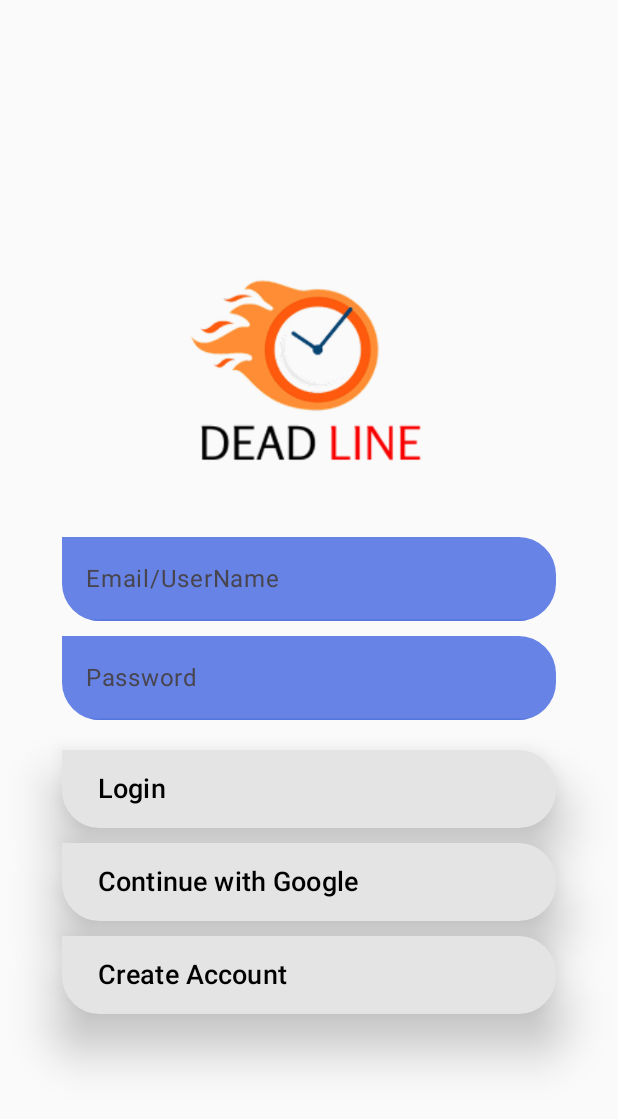
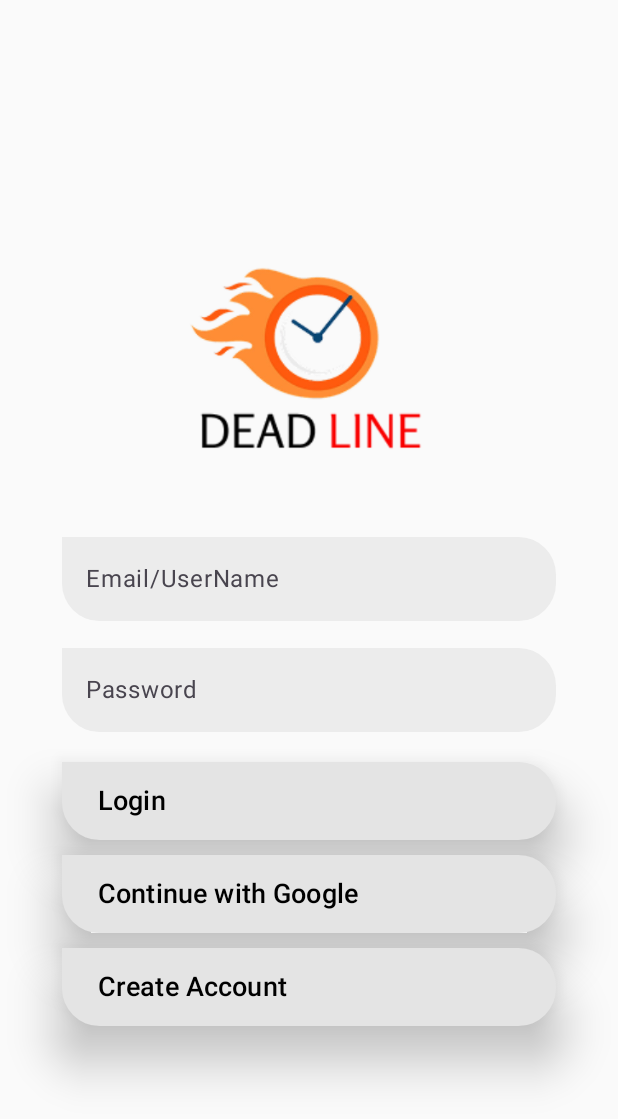
Before and after one commit to shanemalka9/Deadlines, an Android app built with Jetpack Compose: the screen it shows after launch (MainActivity), on a phone screen of 412 x 824 dp. Shown: the top 1119 px of the screen. Run offline under Robolectric (Android 15) with nearby library versions, the phone set to English and light mode, and no system bars.

Commit message:
update: improved the input area

```diff
--- a/app/src/main/java/lk/ms/deadlines/ui/login/LoginScreen.kt
+++ b/app/src/main/java/lk/ms/deadlines/ui/login/LoginScreen.kt
@@ -15,6 +15,7 @@ import androidx.compose.material3.Button
 import androidx.compose.material3.ButtonDefaults
 import androidx.compose.material3.ExperimentalMaterial3Api
 import androidx.compose.material3.LocalTextStyle
+import androidx.compose.material3.OutlinedTextField
 import androidx.compose.material3.Text
 import androidx.compose.material3.TextField
 import androidx.compose.material3.TextFieldDefaults
@@ -110,7 +111,7 @@ fun TextBox(
         modifier = Modifier.fillMaxWidth(),
         contentAlignment = Alignment.Center
     ) {
-        TextField(
+        OutlinedTextField(
             value = value,
             onValueChange = onTextChange,
             label = { Text(text) },
@@ -122,22 +123,23 @@ fun TextBox(
                 bottomEnd = 25.dp,
                 bottomStart = 25.dp
             ),
-            colors = TextFieldDefaults.colors(
-                focusedIndicatorColor = Color(0xFF6A8AEF),
-                unfocusedIndicatorColor = Color(0xFF5577DD),
-                focusedContainerColor = Color(0xFF778AEE),
-                unfocusedContainerColor = Color(0xFF6683E5),
-                focusedTextColor = Color(0xFFEEF2FF),
-                unfocusedTextColor = Color(0xFFD8E0FF),
-                cursorColor = Color(0xFFFF6FA9),
-                disabledIndicatorColor = Color(0xFFB088FF),
-                disabledContainerColor = Color(0xFFCEB6FF),
-                disabledTextColor = Color(0xFF9F7CE3)
+            colors = androidx.compose.material3.OutlinedTextFieldDefaults.colors(
+                focusedBorderColor = Color(0xFFFF8D35),      // Orange when focused/clicked
+                unfocusedBorderColor = Color.Transparent,           // Gray when not focused
+                disabledBorderColor = Color.LightGray,
+                errorBorderColor = Color.Red,
+                focusedContainerColor = Color(0xFFECECEC),   // Light gray background
+                unfocusedContainerColor = Color(0xFFECECEC),
+                cursorColor = Color(0xFFFF8D35),
+                focusedTextColor = Color(0xFF000000),
+                unfocusedTextColor = Color(0xFF000000)
             ),
-            textStyle = LocalTextStyle.current.copy(fontSize = 18.sp) // Set your desired text size here
+            textStyle = LocalTextStyle.current.copy(fontSize = 18.sp)
         )
     }
 }
+
+
 
 
 
```
